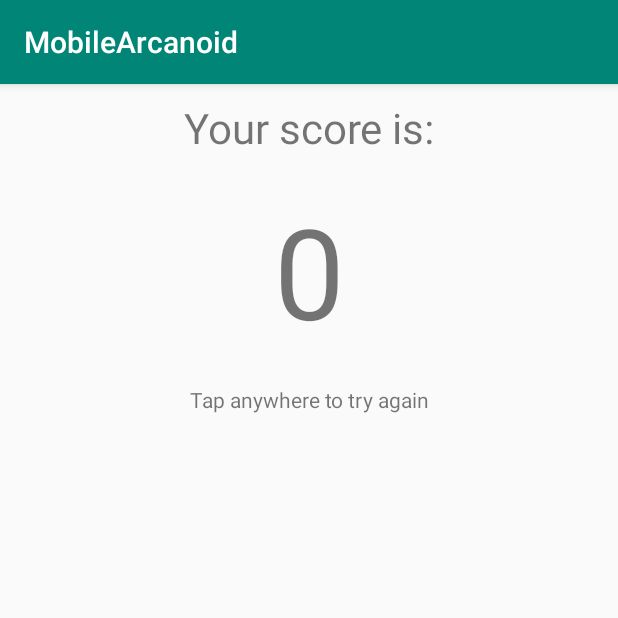
After one commit to KryoBright/MobileArcanoid, an Android app: the LeaderboardActivity screen opened directly, with no data from a screen before it, on a phone screen of 412 x 824 dp, the top half of it. The commit adds this screen. Run offline under Robolectric (Android 15) with nearby library versions, the phone set to English and light mode, and no system bars.

Commit message:
Almost done,just finish ons small shitty gasenbag

```diff
--- a/app/build.gradle
+++ b/app/build.gradle
@@ -24,11 +24,14 @@ android {
 
 dependencies {
     implementation fileTree(dir: 'libs', include: ['*.jar'])
-    implementation"org.jetbrains.kotlin:kotlin-stdlib-jdk7:$kotlin_version"
+    implementation "org.jetbrains.kotlin:kotlin-stdlib-jdk7:$kotlin_version"
     implementation 'androidx.appcompat:appcompat:1.1.0'
     implementation 'androidx.core:core-ktx:1.1.0'
     implementation 'androidx.constraintlayout:constraintlayout:1.1.3'
+    implementation 'org.jetbrains.kotlinx:kotlinx-coroutines-core:1.3.2'
+    implementation 'org.jetbrains.kotlinx:kotlinx-coroutines-android:1.3.2'
     testImplementation 'junit:junit:4.12'
     androidTestImplementation 'androidx.test:runner:1.2.0'
     androidTestImplementation 'androidx.test.espresso:espresso-core:3.2.0'
+    implementation 'androidx.recyclerview:recyclerview:1.1.0'
 }
--- a/app/src/main/AndroidManifest.xml
+++ b/app/src/main/AndroidManifest.xml
@@ -9,7 +9,10 @@
             android:roundIcon="@mipmap/ic_launcher_round"
             android:supportsRtl="true"
             android:theme="@style/AppTheme">
-        <activity android:name=".MainActivity">
+        <activity android:name=".LeaderboardActivity"></activity>
+        <activity
+                android:name=".MainActivity"
+                android:theme="@style/Theme.AppCompat.NoActionBar">
             <intent-filter>
                 <action android:name="android.intent.action.MAIN" />
 
--- /dev/null
+++ b/app/src/main/java/com/example/mobilearcanoid/LeaderboardActivity.kt
@@ -0,0 +1,22 @@
+package com.example.mobilearcanoid
+
+import android.content.Intent
+import androidx.appcompat.app.AppCompatActivity
+import android.os.Bundle
+import kotlinx.android.synthetic.main.leaderboard.*
+
+class LeaderboardActivity : AppCompatActivity() {
+
+    override fun onCreate(savedInstanceState: Bundle?) {
+        super.onCreate(savedInstanceState)
+        setContentView(R.layout.leaderboard)
+        var score=intent.getIntExtra("score",0)
+        scoreTextView.text=score.toString()
+
+        backgroundLayout.setOnClickListener {
+            var int = Intent(this, MainActivity::class.java)
+            startActivity(int)
+            finish()
+        }
+    }
+}
--- a/app/src/main/java/com/example/mobilearcanoid/ScoreKeeper.kt
+++ b/app/src/main/java/com/example/mobilearcanoid/ScoreKeeper.kt
@@ -3,5 +3,7 @@ package com.example.mobilearcanoid
 class ScoreKeeper{
     companion object{
         var score=0
+        var playing=true
+        var bonus=0
     }
 }
--- /dev/null
+++ b/app/src/main/res/layout/leaderboard.xml
@@ -0,0 +1,37 @@
+<?xml version="1.0" encoding="utf-8"?>
+<LinearLayout xmlns:android="http://schemas.android.com/apk/res/android"
+        android:id="@+id/backgroundLayout"
+        android:layout_width="match_parent"
+        android:layout_height="match_parent"
+        android:orientation="vertical">
+
+    <TextView
+            android:id="@+id/textView"
+            android:layout_width="match_parent"
+            android:layout_height="wrap_content"
+            android:layout_margin="10dp"
+            android:text="Your score is:"
+            android:textAlignment="center"
+            android:textSize="28sp" />
+
+    <TextView
+            android:id="@+id/scoreTextView"
+            android:layout_width="match_parent"
+            android:layout_height="wrap_content"
+            android:layout_margin="10dp"
+            android:text="0"
+            android:textAlignment="center"
+            android:textSize="84sp" />
+
+    <TextView
+            android:id="@+id/textView3"
+            android:layout_width="match_parent"
+            android:layout_height="wrap_content"
+            android:layout_margin="10dp"
+            android:text="Tap anywhere to try again"
+            android:textAlignment="center" />
+
+    <androidx.recyclerview.widget.RecyclerView
+            android:layout_width="match_parent"
+            android:layout_height="match_parent" />
+</LinearLayout>
```
Also changed, not shown: app/src/main/java/com/example/mobilearcanoid/CollisionChecker.kt (+9 -3 lines), app/src/main/java/com/example/mobilearcanoid/MainActivity.kt (+147 -23 lines), app/src/main/java/com/example/mobilearcanoid/PlatformController.kt (added, +70 -0 lines), app/src/main/java/com/example/mobilearcanoid/ViewLogicCombiner.kt (deleted, +0 -15 lines), app/src/main/java/com/example/mobilearcanoid/ViewPlusClass.kt (+21 -5 lines), app/src/main/res/layout/activity_main.xml (+8 -24 lines). Lines whose indentation alone changed are shown as unchanged.
